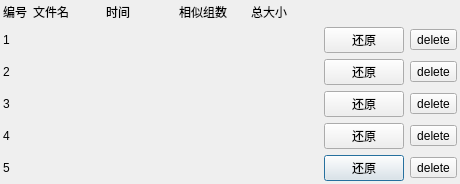
Old version of the form components/dialog_match_result_cache/res/match_result_cache.ui in the repository PPJUST/ComicDup.
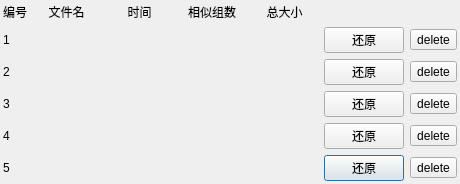
New version of the form.

Commit message: 优化：优化ui

Diff of the .ui file:
```diff
--- a/components/dialog_match_result_cache/res/match_result_cache.ui
+++ b/components/dialog_match_result_cache/res/match_result_cache.ui
@@ -49,6 +49,9 @@
        <property name="text">
         <string>相似组数</string>
        </property>
+       <property name="alignment">
+        <set>Qt::AlignmentFlag::AlignCenter</set>
+       </property>
       </widget>
      </item>
      <item row="3" column="2">
@@ -98,6 +101,9 @@
        <property name="text">
         <string>总大小</string>
        </property>
+       <property name="alignment">
+        <set>Qt::AlignmentFlag::AlignCenter</set>
+       </property>
       </widget>
      </item>
      <item row="1" column="2">
@@ -189,6 +195,9 @@
        <property name="text">
         <string>时间</string>
        </property>
+       <property name="alignment">
+        <set>Qt::AlignmentFlag::AlignCenter</set>
+       </property>
       </widget>
      </item>
      <item row="4" column="0">
@@ -280,6 +289,9 @@
        <property name="text">
         <string>文件名</string>
        </property>
+       <property name="alignment">
+        <set>Qt::AlignmentFlag::AlignCenter</set>
+       </property>
       </widget>
      </item>
      <item row="1" column="1">
```
Left out of the diff: 63 changed lines with no effect on the pictures. The commit also changes 1 other file.
